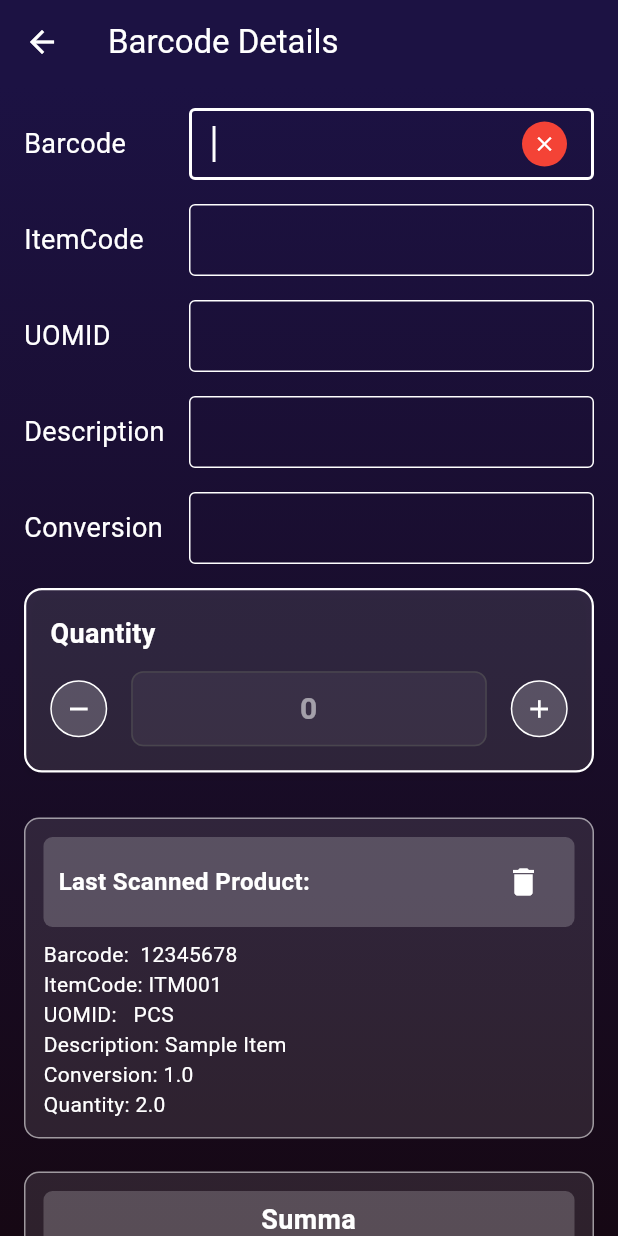
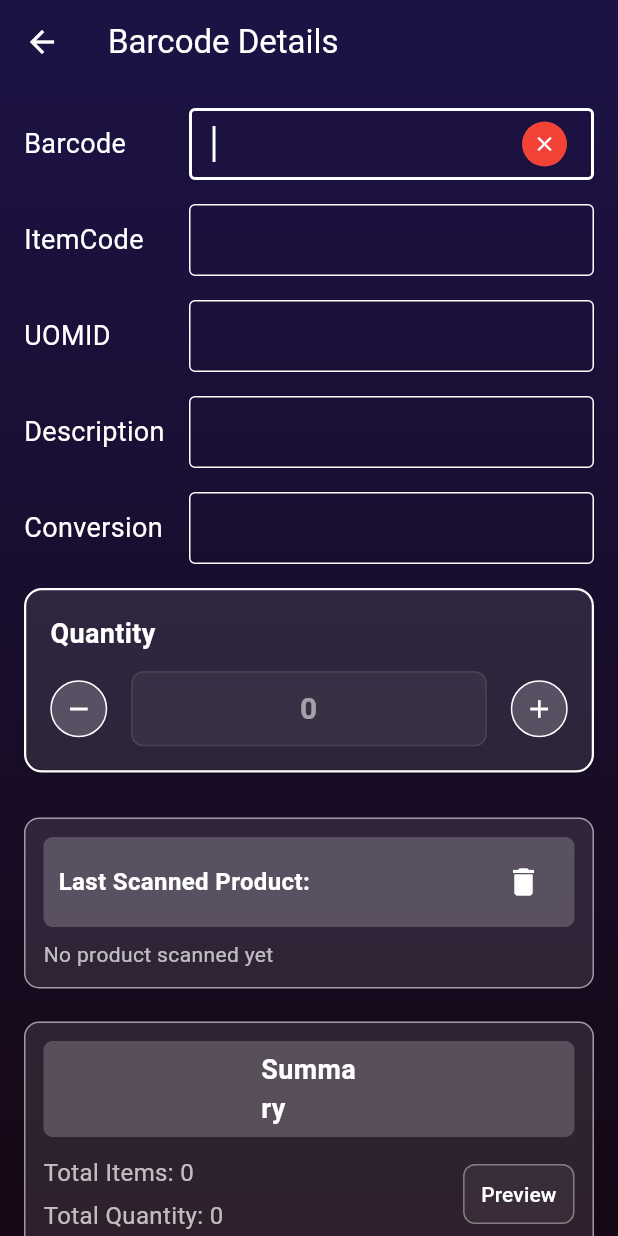
Before and after one commit to ameenatechzera/stockmanagingapp, a Flutter app: the BarcodeDetailsScreen screen opened directly, on a phone screen of 412 x 824 dp. Run offline on Flutter 3.47's test engine with Material 3 defaults, Android fonts, the phone set to English and light mode, and no system bars; our stand-ins replace file_picker, sqflite; missing offline and left inert: excel, mobile_scanner; accounts and stored records are empty.

```diff
--- a/lib/data/services/db_helper.dart
+++ b/lib/data/services/db_helper.dart
@@ -81,7 +81,7 @@ class StockDatabase {
       'itemcode': product.itemcode,
       'uomid': product.uomid,
       'conversion': product.conversion,
-      'itemdescription': double.tryParse(product.itemdescription) ?? 0.0,
+      'itemdescription': product.itemdescription,
       'quantity': product.quantity,
     }, conflictAlgorithm: ConflictAlgorithm.replace);
   }
@@ -128,7 +128,7 @@ class StockDatabase {
         'itemcode': product.itemcode,
         'uomid': product.uomid,
         'conversion': product.conversion,
-        'itemdescription': double.tryParse(product.itemdescription) ?? 0.0,
+        'itemdescription': product.itemdescription,
 
         'quantity': product.quantity,
         // totalQty.toString(),
--- a/lib/presentation/stock/pages/barcode_details_screen.dart
+++ b/lib/presentation/stock/pages/barcode_details_screen.dart
@@ -20,12 +20,16 @@ class _BarcodeDetailsScreenState extends State<BarcodeDetailsScreen> {
 
   final FocusNode barcodeFocus = FocusNode();
   final FocusNode quantityFocus = FocusNode();
+  Map<String, dynamic>? lastScannedProduct;
+  int totalItems = 0;
+  int totalQuantity = 0;
 
   @override
   void initState() {
     super.initState();
     WidgetsBinding.instance.addPostFrameCallback((_) {
       barcodeFocus.requestFocus();
+      updateSummary();
     });
   }
 
@@ -127,7 +131,32 @@ class _BarcodeDetailsScreenState extends State<BarcodeDetailsScreen> {
                       'Barcode',
                       barcodeController,
                       focusNode: barcodeFocus,
-                      onSubmitted: (value) {
+                      onSubmitted: (value) async {
+                        final product = await fetchProductByBarcode(
+                          value.trim(),
+                        );
+
+                        if (product != null) {
+                          itemCodeController.text = product['itemcode'] ?? '';
+                          uomIdController.text = product['uomid'] ?? '';
+                          descriptionController.text =
+                              product['itemdescription'] ?? '';
+                          conversionController.text =
+                              product['conversion']?.toString() ?? '';
+                          setState(() {
+                            lastScannedProduct = product;
+                          });
+                        } else {
+                          ScaffoldMessenger.of(context).showSnackBar(
+                            const SnackBar(
+                              content: Text("❌ Product not found"),
+                            ),
+                          );
+                          itemCodeController.clear();
+                          uomIdController.clear();
+                          descriptionController.clear();
+                          conversionController.clear();
+                        }
                         FocusScope.of(context).requestFocus(quantityFocus);
                       },
                       suffix: Container(
@@ -401,6 +430,9 @@ class _BarcodeDetailsScreenState extends State<BarcodeDetailsScreen> {
                                   ),
                                   IconButton(
                                     onPressed: () {
+                                      setState(() {
+                                        lastScannedProduct = null;
+                                      });
                                       // TODO: Clear scanned product fields or state
                                     },
                                     icon: const Icon(
@@ -414,30 +446,61 @@ class _BarcodeDetailsScreenState extends State<BarcodeDetailsScreen> {
                               ),
                             ),
                             const SizedBox(height: 8),
-                            const Text(
-                              'Barcode:  12345678',
-                              style: TextStyle(color: Colors.white),
-                            ),
-                            const Text(
-                              'ItemCode: ITM001',
-                              style: TextStyle(color: Colors.white),
-                            ),
-                            const Text(
-                              'UOMID:   PCS',
-                              style: TextStyle(color: Colors.white),
-                            ),
-                            const Text(
-                              'Description: Sample Item',
-                              style: TextStyle(color: Colors.white),
-                            ),
-                            const Text(
-                              'Conversion: 1.0',
-                              style: TextStyle(color: Colors.white),
-                            ),
-                            const Text(
-                              'Quantity: 2.0',
-                              style: TextStyle(color: Colors.white),
-                            ),
+                            if (lastScannedProduct != null) ...[
+                              Text(
+                                'Barcode: ${lastScannedProduct!['barcode'] ?? ''}',
+                                style: const TextStyle(color: Colors.white),
+                              ),
+                              Text(
+                                'ItemCode: ${lastScannedProduct!['itemcode'] ?? ''}',
+                                style: const TextStyle(color: Colors.white),
+                              ),
+                              Text(
+                                'UOMID: ${lastScannedProduct!['uomid'] ?? ''}',
+                                style: const TextStyle(color: Colors.white),
+                              ),
+                              Text(
+                                'Description: ${lastScannedProduct!['itemdescription'] ?? ''}',
+                                style: const TextStyle(color: Colors.white),
+                              ),
+                              Text(
+                                'Conversion: ${lastScannedProduct!['conversion'] ?? ''}',
+                                style: const TextStyle(color: Colors.white),
+                              ),
+                              Text(
+                                'Quantity: ${quantityController.text}',
+                                style: const TextStyle(color: Colors.white),
+                              ),
+                            ] else
+                              const Text(
+                                'No product scanned yet',
+                                style: TextStyle(color: Colors.white70),
+                              ),
+
+                            // const Text(
+                            //   'Barcode:  12345678',
+                            //   style: TextStyle(color: Colors.white),
+                            // ),
+                            // const Text(
+                            //   'ItemCode: ITM001',
+                            //   style: TextStyle(color: Colors.white),
+                            // ),
+                            // const Text(
+                            //   'UOMID:   PCS',
+                            //   style: TextStyle(color: Colors.white),
+                            // ),
+                            // const Text(
+                            //   'Description: Sample Item',
+                            //   style: TextStyle(color: Colors.white),
+                            // ),
+                            // const Text(
+                            //   'Conversion: 1.0',
+                            //   style: TextStyle(color: Colors.white),
+                            // ),
+                            // const Text(
+                            //   'Quantity: 2.0',
+                            //   style: TextStyle(color: Colors.white),
+                            // ),
                           ],
                         ),
                       ),
@@ -481,18 +544,33 @@ class _BarcodeDetailsScreenState extends State<BarcodeDetailsScreen> {
                                 // Info column
                                 Column(
                                   crossAxisAlignment: CrossAxisAlignment.start,
-                                  children: const [
+                                  children: [
+                                    // Text(
+                                    //   'Total Items: 5',
+                                    //   style: TextStyle(
+                                    //     color: Colors.white70,
+                                    //     fontSize: 16,
+                                    //   ),
+                                    // ),
+                                    // SizedBox(height: 6),
+                                    // Text(
+                                    //   'Total Quantity: 23',
+                                    //   style: TextStyle(
+                                    //     color: Colors.white70,
+                                    //     fontSize: 16,
+                                    //   ),
+                                    // ),
                                     Text(
-                                      'Total Items: 5',
-                                      style: TextStyle(
+                                      'Total Items: $totalItems',
+                                      style: const TextStyle(
                                         color: Colors.white70,
                                         fontSize: 16,
                                       ),
                                     ),
-                                    SizedBox(height: 6),
+                                    const SizedBox(height: 6),
                                     Text(
-                                      'Total Quantity: 23',
-                                      style: TextStyle(
+                                      'Total Quantity: $totalQuantity',
+                                      style: const TextStyle(
                                         color: Colors.white70,
                                         fontSize: 16,
                                       ),
@@ -546,7 +624,7 @@ class _BarcodeDetailsScreenState extends State<BarcodeDetailsScreen> {
                           try {
                             await StockDatabase.instance
                                 .insertOrUpdateSelectedStock(product);
-
+                            await updateSummary();
                             // Optional: clear fields after save
                             barcodeController.clear();
                             itemCodeController.clear();
@@ -589,4 +667,44 @@ class _BarcodeDetailsScreenState extends State<BarcodeDetailsScreen> {
       ),
     );
   }
+
+  Future<Map<String, dynamic>?> fetchProductByBarcode(String barcode) async {
+    final db = await StockDatabase.instance.database;
+
+    // Try stock_inventory first
+    var result = await db.query(
+      'stock_inventory',
+      where: 'barcode = ?',
+      whereArgs: [barcode],
+    );
+
+    if (result.isNotEmpty) return result.first;
+
+    // Then try stock
+    result = await db.query(
+      'stock',
+      where: 'barcode = ?',
+      whereArgs: [barcode],
+    );
+
+    if (result.isNotEmpty) return result.first;
+
+    return null;
+  }
+
+  Future<void> updateSummary() async {
+    final db = await StockDatabase.instance.database;
+
+    final itemCountResult = await db.rawQuery(
+      'SELECT COUNT(*) as count FROM selected_stock',
+    );
+    final quantitySumResult = await db.rawQuery(
+      'SELECT SUM(CAST(quantity AS INTEGER)) as total FROM selected_stock',
+    );
+
+    setState(() {
+      totalItems = itemCountResult.first['count'] as int? ?? 0;
+      totalQuantity = quantitySumResult.first['total'] as int? ?? 0;
+    });
+  }
 }
```
